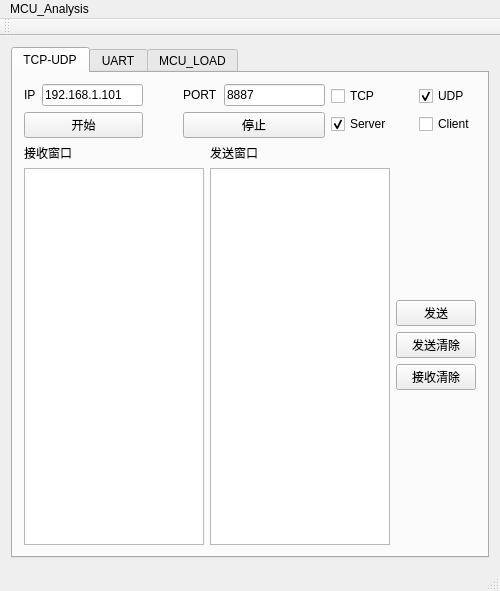
Old version of the form CWinDesign/MainWindow.ui in the repository wu1130880347/qt-mcu_analysis.
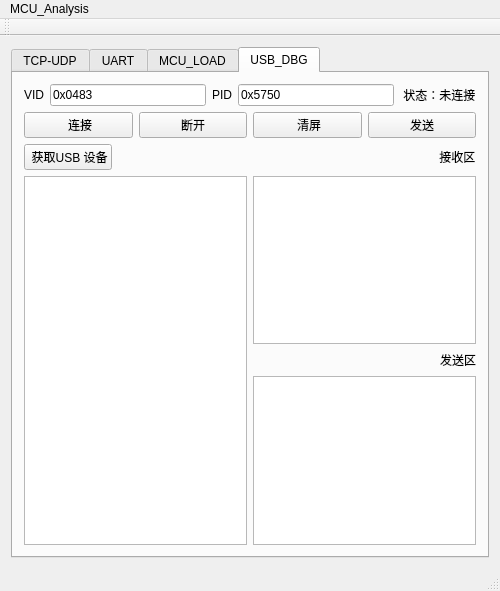
New version of the form. Icons and pictures are not drawn.

Commit message: 优化USB界面-可以打开获取usb设备

Diff of the .ui file:
```diff
--- a/CWinDesign/MainWindow.ui
+++ b/CWinDesign/MainWindow.ui
@@ -46,7 +46,7 @@
     </size>
    </property>
    <layout class="QGridLayout" name="gridLayout_2">
-    <item row="0" column="0">
+    <item row="1" column="0">
      <widget class="QTabWidget" name="tabWidget">
       <property name="minimumSize">
        <size>
@@ -67,7 +67,7 @@
        <enum>QTabWidget::Rounded</enum>
       </property>
       <property name="currentIndex">
-       <number>0</number>
+       <number>3</number>
       </property>
       <property name="iconSize">
        <size>
@@ -371,6 +371,253 @@
         <string>MCU_LOAD</string>
        </attribute>
       </widget>
+      <widget class="QWidget" name="usb_dbg">
+       <attribute name="title">
+        <string>USB_DBG</string>
+       </attribute>
+       <layout class="QGridLayout" name="gridLayout_4">
+        <item row="0" column="1">
+         <spacer name="verticalSpacer">
+          <property name="orientation">
+           <enum>Qt::Vertical</enum>
+          </property>
+          <property name="sizeHint" stdset="0">
+           <size>
+            <width>20</width>
+            <height>40</height>
+           </size>
+          </property>
+         </spacer>
+        </item>
+        <item row="1" column="0">
+         <spacer name="horizontalSpacer_10">
+          <property name="orientation">
+           <enum>Qt::Horizontal</enum>
+          </property>
+          <property name="sizeHint" stdset="0">
+           <size>
+            <width>40</width>
+            <height>20</height>
+           </size>
+          </property>
+         </spacer>
+        </item>
+        <item row="1" column="1">
+         <layout class="QVBoxLayout" name="verticalLayout_9">
+          <item>
+           <layout class="QHBoxLayout" name="horizontalLayout_3">
+            <item>
+             <widget class="QLabel" name="label_usb_VID">
+              <property name="text">
+               <string>VID</string>
+              </property>
+             </widget>
+            </item>
+            <item>
+             <widget class="QLineEdit" name="lineEdit_usb_vid">
+              <property name="statusTip">
+               <string/>
+              </property>
+              <property name="inputMask">
+               <string/>
+              </property>
+              <property name="text">
+               <string>0x0483</string>
+              </property>
+              <property name="readOnly">
+               <bool>false</bool>
+              </property>
+              <property name="placeholderText">
+               <string>0x0483</string>
+              </property>
+             </widget>
+            </item>
+            <item>
+             <widget class="QLabel" name="label_usb_PID">
+              <property name="text">
+               <string>PID</string>
+              </property>
+             </widget>
+            </item>
+            <item>
+             <widget class="QLineEdit" name="lineEdit_usb_pid">
+              <property name="text">
+               <string>0x5750</string>
+              </property>
+              <property name="placeholderText">
+               <string>0x5750</string>
+              </property>
+             </widget>
+            </item>
+            <item>
+             <widget class="QLabel" name="label_usb_connect">
+              <property name="text">
+               <string> 状态：未连接</string>
+              </property>
+             </widget>
+            </item>
+           </layout>
+          </item>
+          <item>
+           <layout class="QHBoxLayout" name="horizontalLayout_10">
+            <item>
+             <widget class="QPushButton" name="pushButton_usb_open">
+              <property name="text">
+               <string> 连接</string>
+              </property>
+             </widget>
+            </item>
+            <item>
+             <widget class="QPushButton" name="pushButton_usb_close">
+              <property name="text">
+               <string>断开</string>
+              </property>
+             </widget>
+            </item>
+            <item>
+             <widget class="QPushButton" name="pushButton_usb_clear">
+              <property name="text">
+               <string> 清屏</string>
+              </property>
+             </widget>
+            </item>
+            <item>
+             <widget class="QPushButton" name="pushButton_send">
+              <property name="text">
+               <string>发送</string>
+              </property>
+             </widget>
+            </item>
+           </layout>
+          </item>
+          <item>
+           <layout class="QHBoxLayout" name="horizontalLayout_4">
+            <item>
+             <widget class="QPushButton" name="pushButton_usb_getdev">
+              <property name="text">
+               <string> 获取USB 设备</string>
+              </property>
+             </widget>
+            </item>
+            <item>
+             <spacer name="horizontalSpacer_6">
+              <property name="orientation">
+               <enum>Qt::Horizontal</enum>
+              </property>
+              <property name="sizeHint" stdset="0">
+               <size>
+                <width>40</width>
+                <height>20</height>
+               </size>
+              </property>
+             </spacer>
+            </item>
+            <item>
+             <spacer name="horizontalSpacer_7">
+              <property name="orientation">
+               <enum>Qt::Horizontal</enum>
+              </property>
+              <property name="sizeHint" stdset="0">
+               <size>
+                <width>40</width>
+                <height>20</height>
+               </size>
+              </property>
+             </spacer>
+            </item>
+            <item>
+             <widget class="QLabel" name="label_usb_rece">
+              <property name="text">
+               <string> 接收区</string>
+              </property>
+             </widget>
+            </item>
+           </layout>
+          </item>
+          <item>
+           <layout class="QHBoxLayout" name="horizontalLayout_12">
+            <item>
+             <widget class="QTextBrowser" name="textBrowser_usb_log"/>
+            </item>
+            <item>
+             <layout class="QVBoxLayout" name="verticalLayout_10">
+              <item>
+               <widget class="QTextBrowser" name="textBrowser_usb_rece"/>
+              </item>
+              <item>
+               <layout class="QHBoxLayout" name="horizontalLayout_11">
+                <item>
+                 <spacer name="horizontalSpacer_9">
+                  <property name="orientation">
+                   <enum>Qt::Horizontal</enum>
+                  </property>
+                  <property name="sizeHint" stdset="0">
+                   <size>
+                    <width>40</width>
+                    <height>20</height>
+                   </size>
+                  </property>
+                 </spacer>
+                </item>
+                <item>
+                 <spacer name="horizontalSpacer_8">
+                  <property name="orientation">
+                   <enum>Qt::Horizontal</enum>
+                  </property>
+                  <property name="sizeHint" stdset="0">
+                   <size>
+                    <width>40</width>
+                    <height>20</height>
+                   </size>
+                  </property>
+                 </spacer>
+                </item>
+                <item>
+                 <widget class="QLabel" name="label_usb_send">
+                  <property name="text">
+                   <string>发送区</string>
+                  </property>
+                 </widget>
+                </item>
+               </layout>
+              </item>
+              <item>
+               <widget class="QTextBrowser" name="textBrowser_usb_send"/>
+              </item>
+             </layout>
+            </item>
+           </layout>
+          </item>
+         </layout>
+        </item>
+        <item row="1" column="2">
+         <spacer name="horizontalSpacer_11">
+          <property name="orientation">
+           <enum>Qt::Horizontal</enum>
+          </property>
+          <property name="sizeHint" stdset="0">
+           <size>
+            <width>40</width>
+            <height>20</height>
+           </size>
+          </property>
+         </spacer>
+        </item>
+        <item row="2" column="1">
+         <spacer name="verticalSpacer_4">
+          <property name="orientation">
+           <enum>Qt::Vertical</enum>
+          </property>
+          <property name="sizeHint" stdset="0">
+           <size>
+            <width>20</width>
+            <height>40</height>
+           </size>
+          </property>
+         </spacer>
+        </item>
+       </layout>
+      </widget>
      </widget>
     </item>
    </layout>
```
The commit also changes 8 other files.
